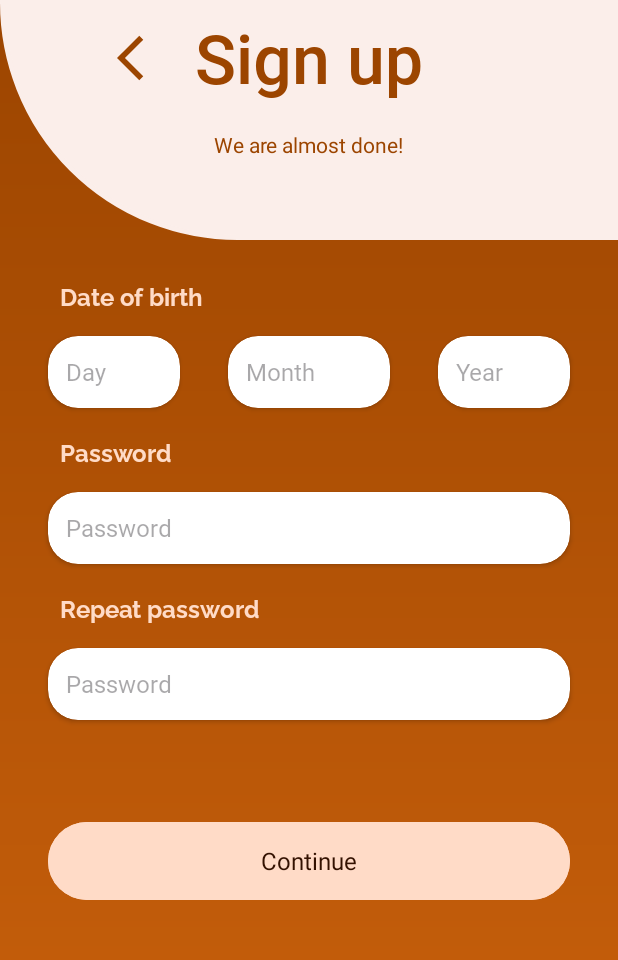
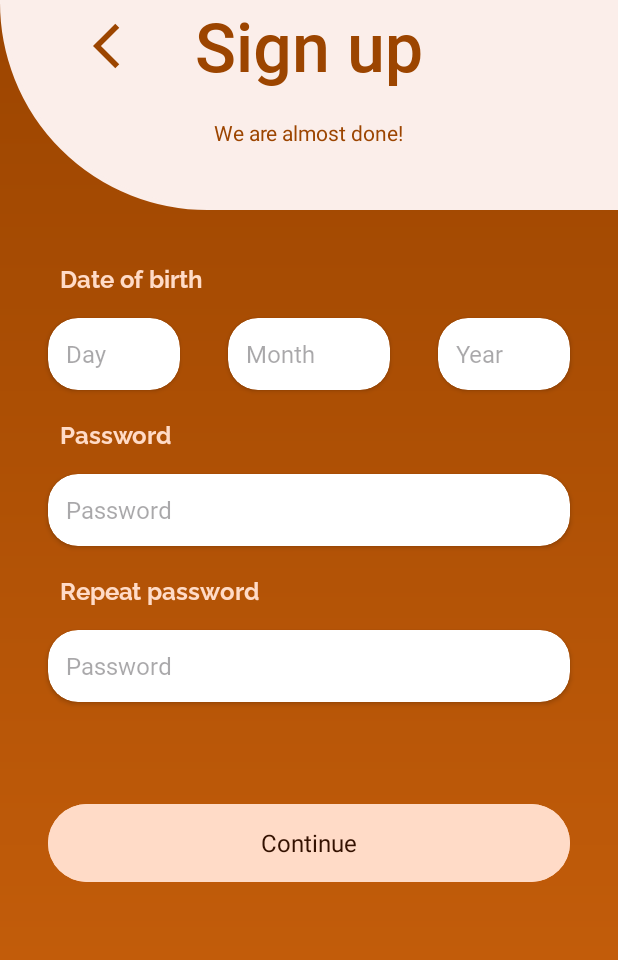
Before and after one commit to martamagui/bookworm-android, an Android app: the SignUpStep2Fragment screen opened through its navigation route, on a phone screen of 412 x 824 dp. Shown: the top 960 px of the screen. Run offline under Robolectric (Android 15) with nearby library versions, the phone set to English and light mode, and no system bars; our stand-ins replace Dagger/Hilt's generated code; Roboto replaces fonts that are not available here.

Commit message:
WIP & SignUp1 mail validation

```diff
--- a/app/src/main/java/com/marta/bookworm/api/NetworkService.kt
+++ b/app/src/main/java/com/marta/bookworm/api/NetworkService.kt
@@ -25,13 +25,13 @@ interface NetworkService {
     suspend fun getListByIdsList(@Query("userIds") tag: List<String>): List<UserResponse>
 
     @GET("user/list-names/{userName}")
-    suspend fun searchUserByName(@Path("userName") tag: List<String>): List<UserResponse>
+    suspend fun searchUserByName(@Path("userName") userName: String): List<UserResponse>
 
     @GET("user/is-username-taken/{userName}")
-    suspend fun isUserNameTaken(@Path("userName") tag: List<String>): StandarResponse
+    suspend fun isUserNameTaken(@Path("userName") userName: String): StandarResponse
 
     @GET("user/is-email-taken/{email}")
-    suspend fun isEmailTaken(@Path("email") tag: List<String>): StandarResponse
+    suspend fun isEmailTaken(@Path("email") email: String): StandarResponse
 
     //--- POST
     @POST("user")
--- a/app/src/main/java/com/marta/bookworm/ui/login/LoginFragmentViewModel.kt
+++ b/app/src/main/java/com/marta/bookworm/ui/login/LoginFragmentViewModel.kt
@@ -45,4 +45,5 @@ class LoginFragmentViewModel @Inject constructor(private val networkService: Net
     fun saveToken(token: String) {
         //TODO guardar el token en la DB con Room
     }
+
 }
--- a/app/src/main/java/com/marta/bookworm/ui/signup/step1/SignUpStep1UIState.kt
+++ b/app/src/main/java/com/marta/bookworm/ui/signup/step1/SignUpStep1UIState.kt
@@ -3,4 +3,5 @@ package com.marta.bookworm.ui.signup.step1
 data class SignUpStep1UIState(
     val isError: Boolean = false,
     val isSuccess: Boolean = false,
+    val errorMssg: String = ""
 )
--- a/app/src/main/res/layout/fragment_sign_up_step2.xml
+++ b/app/src/main/res/layout/fragment_sign_up_step2.xml
@@ -10,7 +10,7 @@
     <ImageView
         android:id="@+id/iv_white_card2"
         android:layout_width="0dp"
-        android:layout_height="160dp"
+        android:layout_height="140dp"
         android:src="@drawable/sigup_card"
         app:layout_constraintEnd_toEndOf="parent"
         app:layout_constraintStart_toStartOf="parent"
@@ -20,7 +20,6 @@
         android:id="@+id/tv_su2_title2"
         android:layout_width="wrap_content"
         android:layout_height="wrap_content"
-        android:layout_marginTop="8dp"
         android:text="@string/sign_up"
         android:textAppearance="@style/display_medium"
         android:textColor="@color/primary"
@@ -33,7 +32,7 @@
         android:id="@+id/ib_back_2"
         android:layout_width="wrap_content"
         android:layout_height="wrap_content"
-        android:layout_marginEnd="16dp"
+        android:layout_marginEnd="32dp"
         android:background="@null"
         android:src="@drawable/ic_baseline_arrow_back_ios_36"
         android:translationZ="2dp"
@@ -70,7 +69,7 @@
         android:layout_width="0dp"
         android:layout_height="wrap_content"
         android:layout_marginStart="32dp"
-        android:layout_marginTop="64dp"
+        android:layout_marginTop="72dp"
         app:cardCornerRadius="20dp"
         app:layout_constraintStart_toStartOf="parent"
         app:layout_constraintTop_toBottomOf="@+id/iv_white_card2">
@@ -105,7 +104,7 @@
         android:layout_width="0dp"
         android:layout_height="wrap_content"
         android:layout_marginStart="32dp"
-        android:layout_marginTop="64dp"
+        android:layout_marginTop="72dp"
         android:layout_marginEnd="32dp"
         app:cardCornerRadius="20dp"
         app:layout_constraintEnd_toStartOf="@+id/cardview_year_su2"
@@ -141,7 +140,7 @@
         android:id="@+id/cardview_year_su2"
         android:layout_width="wrap_content"
         android:layout_height="wrap_content"
-        android:layout_marginTop="64dp"
+        android:layout_marginTop="72dp"
         android:layout_marginEnd="32dp"
         app:cardCornerRadius="20dp"
         app:layout_constraintEnd_toEndOf="parent"
```
Also changed, not shown: app/src/main/java/com/marta/bookworm/ui/signup/SignUpViewModel.kt (+43 -0 lines), app/src/main/java/com/marta/bookworm/ui/signup/step1/SignUpStep1Fragment.kt (+16 -2 lines), app/src/main/res/layout/fragment_sign_up_step1.xml (+3 -4 lines), app/src/main/res/layout/fragment_sign_up_step3.xml (+3 -4 lines).
